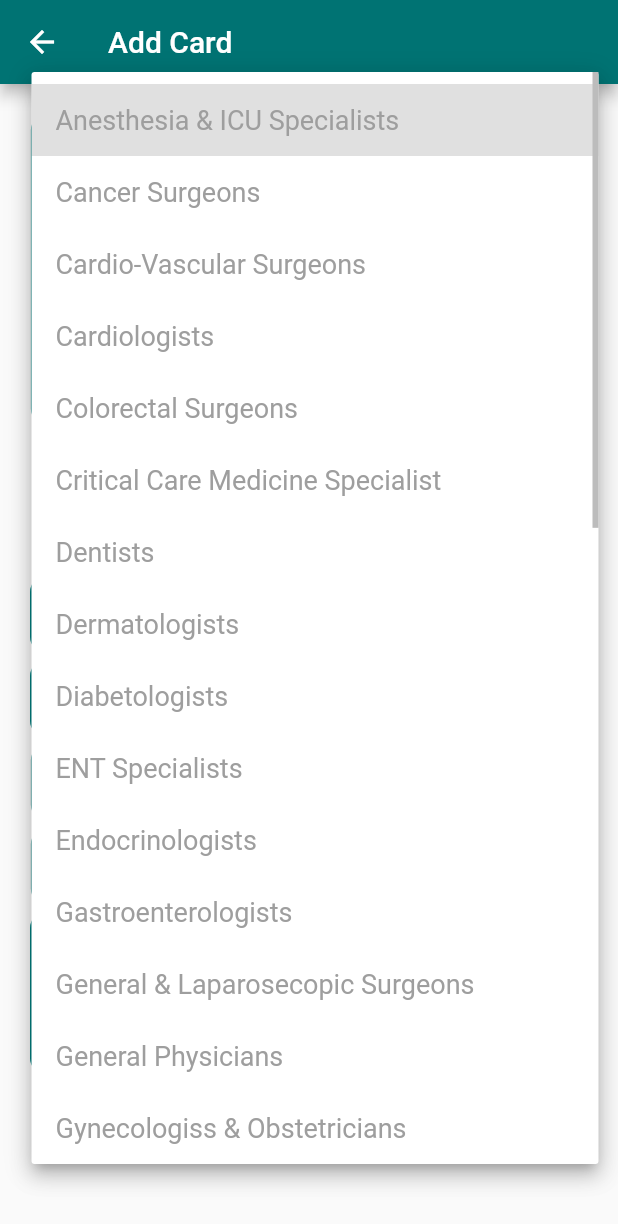
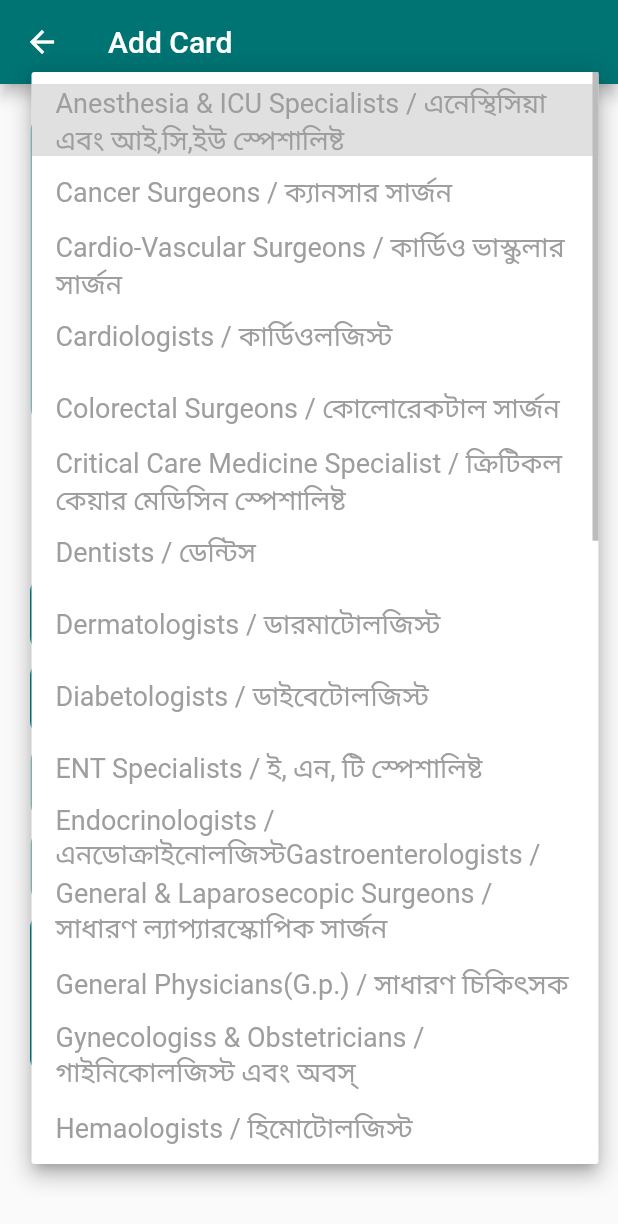
Before and after one commit to Dreamwinners-Technologies/Need-Doctor-s-App, a Flutter app: the AddCardPage screen opened directly, after a tap on "Select Your Speciality", on a phone screen of 412 x 824 dp. Shown: the top 1224 px of the screen. Run offline on Flutter 3.47's test engine with Material 2 defaults, Android fonts, the phone set to English and light mode, and no system bars; our stand-ins replace awesome_dialog, flutter_secure_storage, flutter_svg, flutter_swiper, fluttertoast, image_cropper and 4 more; missing offline and left inert: configurable_expansion_tile, dart:ffi, tesseract_ocr; accounts and stored records are empty.

Commit message:
customized static data

```diff
--- a/lib/items/objectdata.dart
+++ b/lib/items/objectdata.dart
@@ -142,43 +142,43 @@ final List districtlist = [
 ];
 
 final List specalizationlist = [
-  "Anesthesia & ICU Specialists",
-  "Cancer Surgeons",
-  "Cardio-Vascular Surgeons",
-  "Cardiologists",
-  "Colorectal Surgeons",
-  "Critical Care Medicine Specialist",
-  "Dentists",
-  "Dermatologists",
-  "Diabetologists",
-  "ENT Specialists",
-  "Endocrinologists",
-  "Gastroenterologists",
-  "General & Laparosecopic Surgeons",
-  "General Physicians",
-  "Gynecologiss & Obstetricians",
-  "Hemaologists",
-  "Hepatobiliary Surgeons",
-  "Hepatologists",
-  "Infertility Specialists",
-  "Internal Medicine Specialists",
-  "Nephrologist",
-  "Neurologists",
-  "Oncologists",
-  "Ophthalmologists",
-  "Orofacial & Maxillary Surgeons",
-  "Orthopaedic Surgeons",
-  "Pediatric Surgeons",
-  "Pediatricians",
-  "Physical Medicine Specialists",
-  "Plastic Surgeons",
-  "Psychiatrists",
-  "Respiratory Medicine Specialists",
-  "Rheumatology Specialists",
-  "Theoracic Surgeons",
-  "Urologist",
-  "Others",
-];
+  "Anesthesia & ICU Specialists / এনেস্থিসিয়া এবং আই,সি,ইউ স্পেশালিষ্ট ",
+  "Cancer Surgeons / ক্যানসার সার্জন",
+  "Cardio-Vascular Surgeons / কার্ডিও ভাস্কুলার সার্জন",
+  "Cardiologists / কার্ডিওলজিস্ট",
+  "Colorectal Surgeons / কোলোরেকটাল সার্জন",
+  "Critical Care Medicine Specialist / ক্রিটিকল কেয়ার মেডিসিন স্পেশালিষ্ট ",
+  "Dentists / ডেন্টিস",
+  "Dermatologists / ডারমাটোলজিস্ট",
+  "Diabetologists / ডাইবেটোলজিস্ট",
+  "ENT Specialists / ই, এন, টি স্পেশালিষ্ট ",
+  "Endocrinologists / এনডোক্রাইনোলজিস্ট"
+  "Gastroenterologists / গ্যাসস্ট্রোইনটেরোলজিস্ট",
+  "General & Laparosecopic Surgeons / সাধারণ ল্যাপ্যারস্কোপিক সার্জন",
+  "General Physicians(G.p.) / সাধারণ চিকিৎসক ",
+  "Gynecologiss & Obstetricians / গাইনিকোলজিস্ট এবং অবস্",
+  "Hemaologists / হিমোটোলজিস্ট",
+  "Hepatobiliary Surgeons / হেপ্যাটোবিলিয়ার সার্জন",
+  "Hepatologists / হেপ্যাটোলজিস্ট",
+  "Infertility Specialists / ইনফারটিলিটি স্পেশালিষ্ট ",
+" Medicine Specilists / মেডিসিন স্পেশালিষ্ট ",
+  "Nephrologist / নেফরোলজিস্ট",
+  "Neurologists / নিউরোলজিস্ট",
+  "Oncologists / ওনকলজিস্ট",
+  "Ophthalmologists / অফ্থ্যালমোল্যাজিস্ট(চক্ষুরোগ গবেষক)",
+  "Orofacial & Maxillary Surgeons / অরফিসিয়াল এবং ম্যাকজিলারি সার্জন",
+  "Orthopaedic Surgeons / অর্থপেডিক সর্জন",
+  "Pediatric Surgeons / পিডিয়াট্রিক্স সার্জন",
+  "Pediatricians / পেডিয়াট্রিসিয়ান",
+  "Physical Medicine Specialists / ফেসিয়াল মেডিসিন স্পেশালিষ্ট",
+  "Plastic Surgeons / প্লাস্টিক সার্জন",
+  "Psychiatrists / সাইক্রেটিস্ট",
+  "Respiratory Medicine Specialists / রেস্পাইরেট্যারি মেডিসিন স্পেশালিষ্ট",
+  "Rheumatology Specialists / রিউম্যাটল্যাজি স্পেশালিষ্ট ",
+" Skin Specialists / স্কিন স্পেশালিস্ট",
+  "Urologist / ইউরোলজিস্ট",
+  "Others / অন্নান্য",
+ ];
 
 final List districtListFull = [
   {
--- a/lib/models/StaticData/DistrictListRaw.dart
+++ b/lib/models/StaticData/DistrictListRaw.dart
@@ -1,70 +1,69 @@
 final List districtListJson = [
-  {"id": 28, "name": "Bagerhat"},
-  {"id": 11, "name": "Bandarban"},
-  {"id": 35, "name": "Barguna"},
-  {"id": 33, "name": "Barisal"},
-  {"id": 34, "name": "Bhola"},
-  {"id": 14, "name": "Bogura"},
-  {"id": 3, "name": "Brahmanbaria"},
-  {"id": 6, "name": "Chandpur"},
-  {"id": 18, "name": "Chapainawabganj"},
-  {"id": 8, "name": "Chattogram"},
-  {"id": 24, "name": "Chuadanga"},
-  {"id": 1, "name": "Comilla"},
-  {"id": 9, "name": "Coxsbazar"},
-  {"id": 47, "name": "Dhaka"},
-  // {"id": 71, "name": "Dhaka-North"},
-  // {"id": 72, "name": "Dhaka-South"},
-  {"id": 75, "name": "Dhaka-City"},
-  {"id": 54, "name": "Dinajpur"},
-  {"id": 52, "name": "Faridpur"},
-  {"id": 2, "name": "Feni"},
-  {"id": 57, "name": "Gaibandha"},
-  {"id": 41, "name": "Gazipur"},
-  {"id": 51, "name": "Gopalganj"},
-  {"id": 38, "name": "Habiganj"},
-  {"id": 63, "name": "Jamalpur"},
-  {"id": 20, "name": "Jashore"},
-  {"id": 30, "name": "Jhalakathi"},
-  {"id": 29, "name": "Jhenaidah"},
-  {"id": 17, "name": "Joypurhat"},
-  {"id": 10, "name": "Khagrachhari"},
-  {"id": 27, "name": "Khulna"},
-  {"id": 45, "name": "Kishoreganj"},
-  {"id": 60, "name": "Kurigram"},
-  {"id": 25, "name": "Kushtia"},
-  {"id": 7, "name": "Lakshmipur"},
-  {"id": 55, "name": "Lalmonirhat"},
-  {"id": 50, "name": "Madaripur"},
-  {"id": 26, "name": "Magura"},
-  {"id": 46, "name": "Manikganj"},
-  {"id": 22, "name": "Meherpur"},
-  {"id": 37, "name": "Moulvibazar"},
-  {"id": 48, "name": "Munshiganj"},
-  {"id": 62, "name": "Mymensingh"},
-  {"id": 19, "name": "Naogaon"},
-  {"id": 23, "name": "Narail"},
-  {"id": 43, "name": "Narayanganj"},
-  {"id": 40, "name": "Narsingdi"},
-  {"id": 16, "name": "Natore"},
-  {"id": 64, "name": "Netrokona"},
-  {"id": 56, "name": "Nilphamari"},
-  {"id": 5, "name": "Noakhali"},
-  {"id": 13, "name": "Pabna"},
-  {"id": 53, "name": "Panchagarh"},
-  {"id": 31, "name": "Patuakhali"},
-  {"id": 32, "name": "Pirojpur"},
-  {"id": 49, "name": "Rajbari"},
-  {"id": 15, "name": "Rajshahi"},
-  {"id": 4, "name": "Rangamati"},
-  {"id": 59, "name": "Rangpur"},
-  {"id": 21, "name": "Satkhira"},
-  {"id": 42, "name": "Shariatpur"},
-  {"id": 61, "name": "Sherpur"},
-  {"id": 12, "name": "Sirajganj"},
-  {"id": 39, "name": "Sunamganj"},
-  {"id": 36, "name": "Sylhet"},
-  {"id": 44, "name": "Tangail"},
-  {"id": 58, "name": "Thakurgaon"}
-]
-;
+  {"id": 28, "name": "Bagerhat - বাগেরহাট"},
+  {"id": 11, "name": "Bandarban - বান্দরবন"},
+  {"id": 35, "name": "Barguna - বরগুনা"},
+  {"id": 33, "name": "Barisal - বরিশাল"},
+  {"id": 34, "name": "Bhola - ভোলা"},
+  {"id": 14, "name": "Bogura - বগুড়া "},
+  {"id": 3, "name": "Brahmanbaria - ব্রাম্মন বাড়িয়া"},
+  {"id": 6, "name": "Chandpur - চাদপুর"},
+  {"id": 18, "name": "Chapainawabganj - চাপায় নব্বগন্জ"},
+  {"id": 8, "name": "Chattogram - চট্টগ্রাম "},
+  {"id": 24, "name": "Chuadanga - চুয়াডাঙ্গা "},
+  {"id": 1, "name": "Comilla - কুমিল্লা "},
+  {"id": 9, "name": "Coxsbazar - কক্সবাজার"},
+  {"id": 47, "name": "Dhaka -  ঢাকা"},
+  // {"id": 71, "name": "Dhaka-North - উত্তর ঢাকা"},
+  // {"id": 72, "name": "Dhaka-South - দক্ষিন ঢাকা"},
+  {"id": 75, "name": "Dhaka-City - ঢাকা শহর"},
+  {"id": 54, "name": "Dinajpur - দিনাজপুর "},
+  {"id": 52, "name": "Faridpur - ফরিদপুর "},
+  {"id": 2, "name": "Feni - ফেনি"},
+  {"id": 57, "name": "Gaibandha - গাইবান্ধা"},
+  {"id": 41, "name": "Gazipur - গাজীপুর "},
+  {"id": 51, "name": "Gopalganj - গোপালগঞ্জ "},
+  {"id": 38, "name": "Habiganj - হবিগন্জ"},
+  {"id": 63, "name": "Jamalpur - জামালপুর "},
+  {"id": 20, "name": "Jashore - যশোর"},
+  {"id": 30, "name": "Jhalakathi - ঝালুকাঠি "},
+  {"id": 29, "name": "Jhenaidah - ঝিনাইদহ্"},
+  {"id": 17, "name": "Joypurhat - জয়পুরহাট "},
+  {"id": 10, "name": "Khagrachhari - খাগড়াছড়ি "},
+  {"id": 27, "name": "Khulna - খুলনা "},
+  {"id": 45, "name": "Kishoreganj - কিশোরগন্জ"},
+  {"id": 60, "name": "Kurigram - কুড়িগ্রাম"},
+  {"id": 25, "name": "Kushtia - কুষ্টিয়া "},
+  {"id": 7, "name": "Lakshmipur - লক্ষীপুর"},
+  {"id": 55, "name": "Lalmonirhat - লালমনিরহাট"},
+  {"id": 50, "name": "Madaripur - মাদারীপুর "},
+  {"id":26, "name": "Magura - মাগুরা "},
+  {"id": 46, "name": "Manikganj - মানিকগঞ্জ "},
+  {"id": 22, "name": "Meherpur - মেহেরপুর "},
+  {"id": 37, "name": "Moulvibazar - মৌলবি বাজার"},
+  {"id": 48, "name": "Munshiganj - মুন্সিগন্জ"},
+  {"id": 62, "name": "Mymensingh - মেহেরপুর "},
+  {"id": 19, "name": "Naogaon - নওগাঁ "},
+  {"id": 23, "name": "Narail - নড়াইল "},
+  {"id": 43, "name": "Narayanganj - নারায়ণগন্জ"},
+  {"id": 40, "name": "Narsingdi - নরসিংদী "},
+  {"id": 16, "name": "Natore - নাটোর"},
+  {"id": 64, "name": "Netrokona - নেত্রকোনা "},
+  {"id": 56, "name": "Nilphamari - নিলফামারীর "},
+  {"id": 5, "name": "Noakhali - নোয়াখালী "},
+  {"id": 13, "name": "Pabna - পাবনা "},
+  {"id": 53, "name": "Panchagarh - পঞ্চগড় "},
+  {"id": 31, "name": "Patuakhali - পটুয়াখালী "},
+  {"id": 32, "name": "Pirojpur - পিরোজপুর "},
+  {"id": 49, "name": "Rajabari - রাজবাড়ী "},
+  {"id": 15, "name": "Rajshahi - রাজশাহী "},
+  {"id": 4, "name": "Rangamati - রাঙ্গামাটি "},
+  {"id": 59, "name": "Rangpur - রংপুর "},
+  {"id": 21, "name": "Satkhira - সাতক্ষিরা "},
+  {"id": 42, "name": "Shariatpur - শরিয়তপুর "},
+  {"id": 61, "name": "Sherpur - শেরপুর "},
+  {"id": 12, "name": "Sirajganj - সিরাজগঞ্জ "},
+  {"id": 39, "name": "Sunamganj - সুনামগঞ্জ "},
+  {"id": 36, "name": "Sylhet - সিলেট"},
+  {"id": 44, "name": "Tangat - টাঙ্গাইল"},
+  {"id": 58, "name": "Thakurgaon - ঠাকুরগাঁও"}
+];
```
